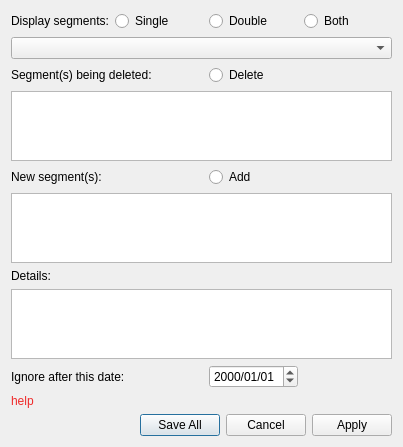
allenck/mapper, file mapper_app/ui/replacesegmentdialog.ui: the form before one commit.
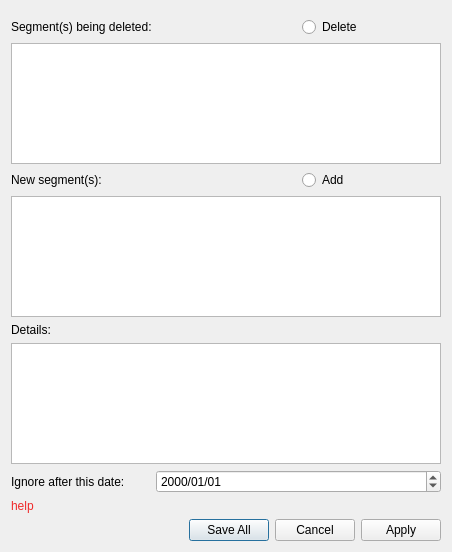
The form after the commit. Custom widgets are drawn as their Qt base class.

Patch:
```diff
--- a/mapper_app/ui/replacesegmentdialog.ui
+++ b/mapper_app/ui/replacesegmentdialog.ui
@@ -6,46 +6,86 @@
    <rect>
     <x>0</x>
     <y>0</y>
-    <width>403</width>
-    <height>418</height>
+    <width>452</width>
+    <height>552</height>
    </rect>
   </property>
   <property name="windowTitle">
    <string>Replace Segments</string>
   </property>
   <layout class="QGridLayout" name="gridLayout">
-   <item row="0" column="1">
-    <widget class="QRadioButton" name="rbSingle">
-     <property name="text">
-      <string>Single</string>
-     </property>
-    </widget>
+   <item row="0" column="0" colspan="3">
+    <widget class="SegmentSelectionWidget" name="rs" native="true"/>
    </item>
-   <item row="2" column="0" colspan="2">
+   <item row="1" column="0" colspan="2">
     <widget class="QLabel" name="label">
      <property name="text">
       <string>Segment(s) being deleted:</string>
      </property>
     </widget>
    </item>
-   <item row="4" column="2">
-    <widget class="QRadioButton" name="rbAdd">
+   <item row="1" column="2">
+    <widget class="QRadioButton" name="rbDelete">
      <property name="text">
-      <string>Add</string>
+      <string>Delete</string>
      </property>
     </widget>
    </item>
-   <item row="3" column="0" colspan="4">
+   <item row="2" column="0" colspan="3">
     <widget class="QPlainTextEdit" name="oldSegments"/>
    </item>
-   <item row="4" column="0">
+   <item row="3" column="0">
     <widget class="QLabel" name="label_2">
      <property name="text">
       <string>New segment(s):</string>
      </property>
     </widget>
    </item>
-   <item row="10" column="0" colspan="4">
+   <item row="3" column="2">
+    <widget class="QRadioButton" name="rbAdd">
+     <property name="text">
+      <string>Add</string>
+     </property>
+    </widget>
+   </item>
+   <item row="4" column="0" colspan="3">
+    <widget class="QPlainTextEdit" name="newSegments"/>
+   </item>
+   <item row="5" column="0">
+    <widget class="QLabel" name="lblDetails">
+     <property name="text">
+      <string>Details:</string>
+     </property>
+    </widget>
+   </item>
+   <item row="6" column="0" colspan="3">
+    <widget class="QTextEdit" name="details"/>
+   </item>
+   <item row="7" column="0">
+    <widget class="QLabel" name="label_4">
+     <property name="text">
+      <string>Ignore after this date:</string>
+     </property>
+    </widget>
+   </item>
+   <item row="7" column="1" colspan="2">
+    <widget class="QDateEdit" name="ignoreDate">
+     <property name="dateTime">
+      <datetime>
+       <hour>0</hour>
+       <minute>0</minute>
+       <second>0</second>
+       <year>2000</year>
+       <month>1</month>
+       <day>1</day>
+      </datetime>
+     </property>
+     <property name="displayFormat">
+      <string>yyyy/MM/dd</string>
+     </property>
+    </widget>
+   </item>
+   <item row="8" column="0">
     <widget class="QLabel" name="lblHelp">
      <property name="palette">
       <palette>
@@ -92,58 +132,7 @@
      </property>
     </widget>
    </item>
-   <item row="0" column="3">
-    <widget class="QRadioButton" name="rbBoth">
-     <property name="text">
-      <string>Both</string>
-     </property>
-    </widget>
-   </item>
-   <item row="1" column="0" colspan="4">
-    <widget class="QComboBox" name="cbSegments"/>
-   </item>
-   <item row="5" column="0" colspan="4">
-    <widget class="QPlainTextEdit" name="newSegments"/>
-   </item>
-   <item row="6" column="0">
-    <widget class="QLabel" name="lblDetails">
-     <property name="text">
-      <string>Details:</string>
-     </property>
-    </widget>
-   </item>
-   <item row="7" column="0" colspan="4">
-    <widget class="QTextEdit" name="details"/>
-   </item>
-   <item row="0" column="0">
-    <widget class="QLabel" name="label_3">
-     <property name="text">
-      <string>Display segments:</string>
-     </property>
-    </widget>
-   </item>
-   <item row="8" column="0" colspan="2">
-    <widget class="QLabel" name="label_4">
-     <property name="text">
-      <string>Ignore after this date:</string>
-     </property>
-    </widget>
-   </item>
-   <item row="0" column="2">
-    <widget class="QRadioButton" name="rbDouble">
-     <property name="text">
-      <string>Double</string>
-     </property>
-    </widget>
-   </item>
-   <item row="2" column="2">
-    <widget class="QRadioButton" name="rbDelete">
-     <property name="text">
-      <string>Delete</string>
-     </property>
-    </widget>
-   </item>
-   <item row="11" column="0" colspan="4">
+   <item row="9" column="0" colspan="3">
     <widget class="QDialogButtonBox" name="buttonBox">
      <property name="orientation">
       <enum>Qt::Horizontal</enum>
@@ -153,25 +142,16 @@
      </property>
     </widget>
    </item>
-   <item row="8" column="2">
-    <widget class="QDateEdit" name="ignoreDate">
-     <property name="dateTime">
-      <datetime>
-       <hour>0</hour>
-       <minute>0</minute>
-       <second>0</second>
-       <year>2000</year>
-       <month>1</month>
-       <day>1</day>
-      </datetime>
-     </property>
-     <property name="displayFormat">
-      <string>yyyy/MM/dd</string>
-     </property>
-    </widget>
-   </item>
   </layout>
  </widget>
+ <customwidgets>
+  <customwidget>
+   <class>SegmentSelectionWidget</class>
+   <extends>QWidget</extends>
+   <header>segmentselectionwidget.h</header>
+   <container>1</container>
+  </customwidget>
+ </customwidgets>
  <resources/>
  <connections>
   <connection>
```
